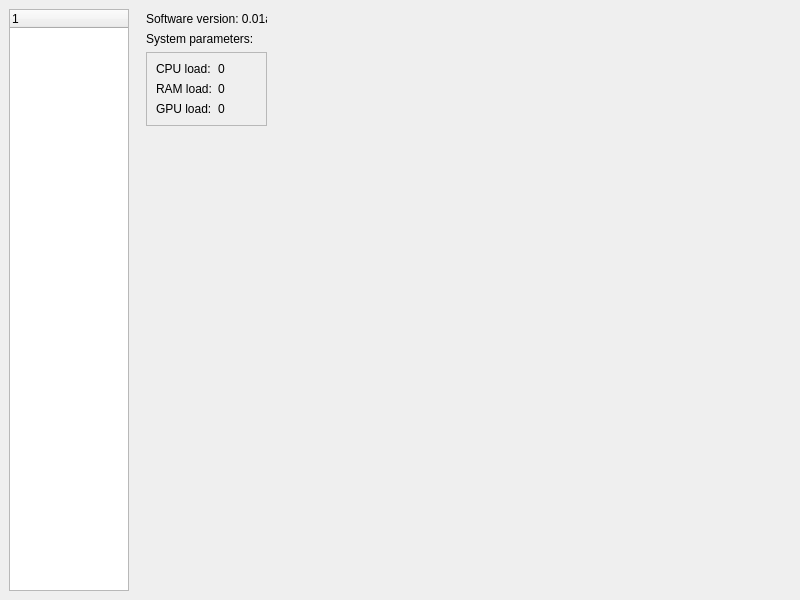
Viva-Fidel/python-vms, file main_window2.ui: the form before one commit.
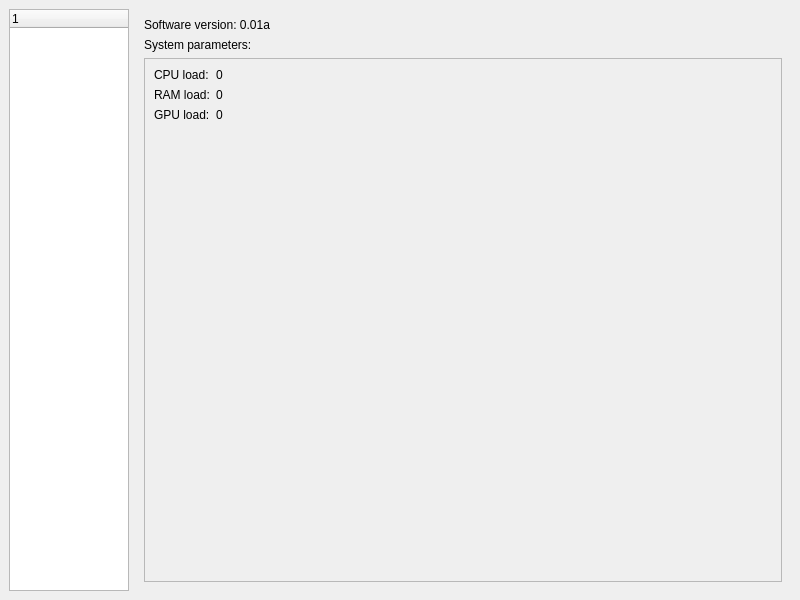
The form after the commit. The open tabs and pages were chosen to show the change.

Diff of the .ui file:
```diff
--- a/main_window2.ui
+++ b/main_window2.ui
@@ -38,19 +38,18 @@
     </item>
     <item>
      <widget class="QStackedWidget" name="main_window_stackedWidget">
+      <property name="maximumSize">
+       <size>
+        <width>16777215</width>
+        <height>16777215</height>
+       </size>
+      </property>
       <property name="currentIndex">
        <number>4</number>
       </property>
       <widget class="QWidget" name="dashboard_page">
-       <widget class="QWidget" name="">
-        <property name="geometry">
-         <rect>
-          <x>11</x>
-          <y>2</y>
-          <width>121</width>
-          <height>115</height>
-         </rect>
-        </property>
+       <layout class="QVBoxLayout" name="verticalLayout">
+        <item>
         <layout class="QVBoxLayout" name="dashboard_page_verticalLayout">
          <item>
           <layout class="QVBoxLayout" name="dashboard_page_version_verticalLayout">
@@ -102,6 +101,19 @@
                 </property>
                </widget>
               </item>
+               <item>
+                <spacer name="dashboard_page_info_verticalSpacer">
+                 <property name="orientation">
+                  <enum>Qt::Vertical</enum>
+                 </property>
+                 <property name="sizeHint" stdset="0">
+                  <size>
+                   <width>20</width>
+                   <height>40</height>
+                  </size>
+                 </property>
+                </spacer>
+               </item>
              </layout>
             </item>
             <item>
@@ -127,13 +139,40 @@
                 </property>
                </widget>
               </item>
-             </layout>
-            </item>
+               <item>
+                <spacer name="dashboard_page_values">
+                 <property name="orientation">
+                  <enum>Qt::Vertical</enum>
+                 </property>
+                 <property name="sizeHint" stdset="0">
+                  <size>
+                   <width>20</width>
+                   <height>40</height>
+                  </size>
+                 </property>
+                </spacer>
+               </item>
+              </layout>
+             </item>
+             <item>
+              <spacer name="system_parameters_horizontalSpacer">
+               <property name="orientation">
+                <enum>Qt::Horizontal</enum>
+               </property>
+               <property name="sizeHint" stdset="0">
+                <size>
+                 <width>40</width>
+                 <height>20</height>
+                </size>
+               </property>
+              </spacer>
+             </item>
            </layout>
           </widget>
          </item>
         </layout>
-       </widget>
+        </item>
+       </layout>
       </widget>
       <widget class="QWidget" name="cameras_page">
        <widget class="QWidget" name="gridLayoutWidget">
```
Left out of the diff: 130 changed lines with no effect on the pictures. Lines whose indentation alone changed are shown as unchanged.
